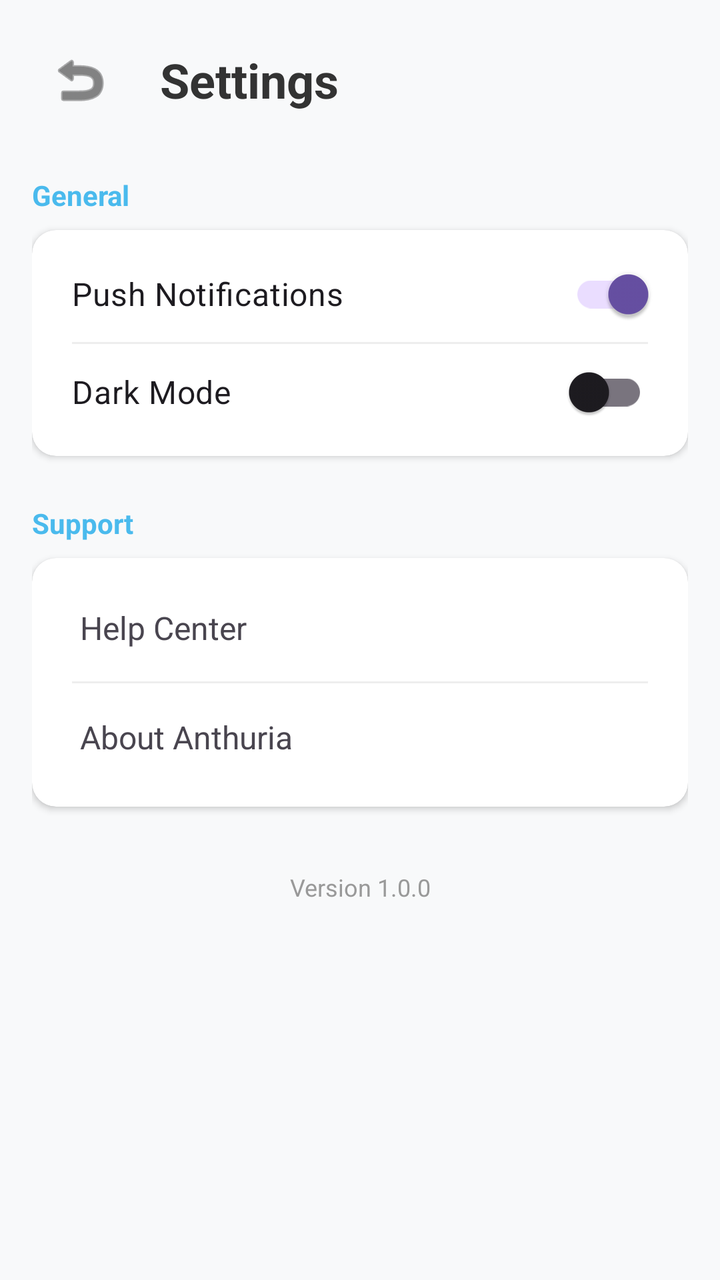
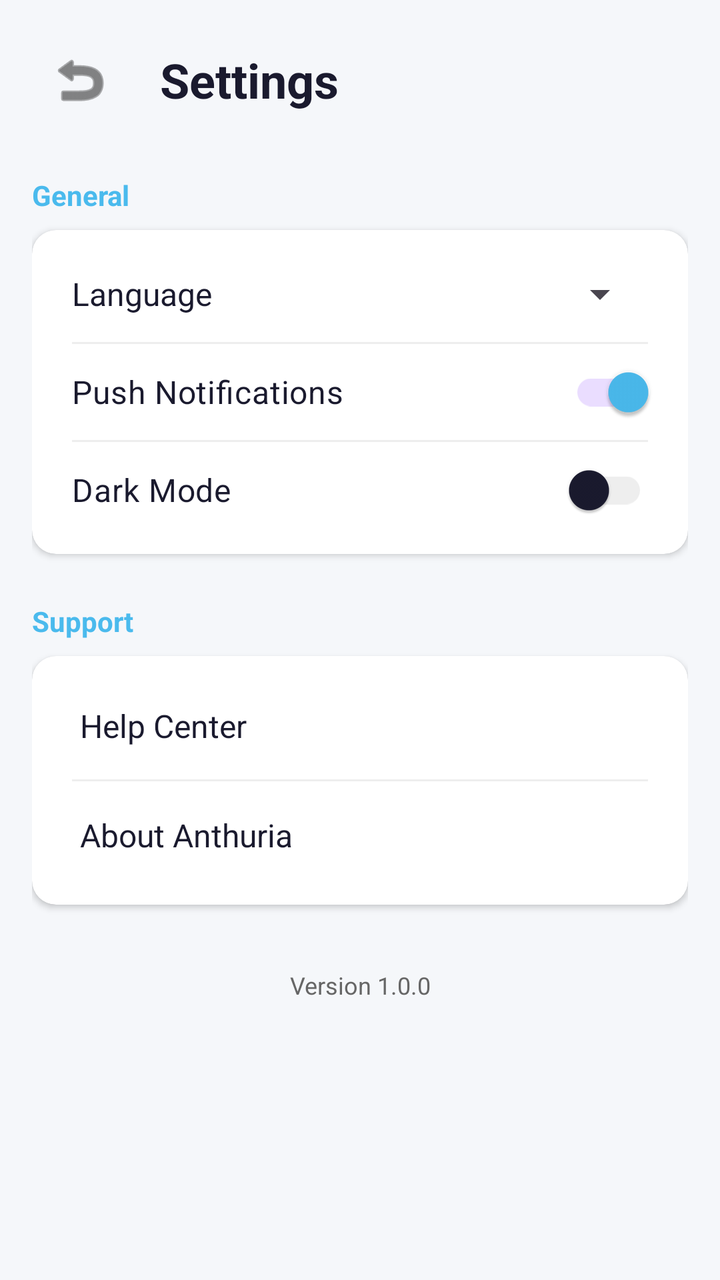

Compare the two renders of this Android layout. The source of the first and the diff that turns it into the second are given below.
<!-- AndroidManifest.xml: application theme Theme.Anthuria -->
<!-- res/layout/activity_setting.xml -->
<?xml version="1.0" encoding="utf-8"?>
<androidx.core.widget.NestedScrollView xmlns:android="http://schemas.android.com/apk/res/android"
    xmlns:app="http://schemas.android.com/apk/res-auto"
    android:layout_width="match_parent"
    android:layout_height="match_parent"
    android:background="#F8F9FA">

    <LinearLayout
        android:layout_width="match_parent"
        android:layout_height="wrap_content"
        android:orientation="vertical"
        android:padding="16dp">

        <LinearLayout
            android:layout_width="match_parent"
            android:layout_height="wrap_content"
            android:gravity="center_vertical"
            android:orientation="horizontal"
            android:layout_marginBottom="24dp">

            <ImageButton
                android:id="@+id/btn_back_settings"
                android:layout_width="48dp"
                android:layout_height="48dp"
                android:background="?attr/selectableItemBackgroundBorderless"
                android:src="@android:drawable/ic_menu_revert"
                app:tint="#333333" />

            <TextView
                android:layout_width="wrap_content"
                android:layout_height="wrap_content"
                android:text="Settings"
                android:textSize="24sp"
                android:textStyle="bold"
                android:textColor="#333333"
                android:layout_marginStart="16dp"/>
        </LinearLayout>

        <TextView
            android:layout_width="wrap_content"
            android:layout_height="wrap_content"
            android:text="General"
            android:textColor="#4ABAED"
            android:textStyle="bold"
            android:layout_marginBottom="8dp"/>

        <androidx.cardview.widget.CardView
            android:layout_width="match_parent"
            android:layout_height="wrap_content"
            app:cardCornerRadius="12dp"
            app:cardElevation="2dp"
            android:layout_marginBottom="24dp">

            <LinearLayout
                android:layout_width="match_parent"
                android:layout_height="wrap_content"
                android:orientation="vertical"
                android:padding="8dp">

                <com.google.android.material.switchmaterial.SwitchMaterial
                    android:id="@+id/switch_notifications"
                    android:layout_width="match_parent"
                    android:layout_height="wrap_content"
                    android:padding="12dp"
                    android:text="Push Notifications"
                    android:checked="true"
                    android:textSize="16sp"/>

                <View
                    android:layout_width="match_parent"
                    android:layout_height="1dp"
                    android:background="#EEEEEE"
                    android:layout_marginHorizontal="12dp"/>

                <com.google.android.material.switchmaterial.SwitchMaterial
                    android:id="@+id/switch_dark_mode"
                    android:layout_width="match_parent"
                    android:layout_height="wrap_content"
                    android:padding="12dp"
                    android:text="Dark Mode"
                    android:textSize="16sp"/>
            </LinearLayout>
        </androidx.cardview.widget.CardView>

        <TextView
            android:layout_width="wrap_content"
            android:layout_height="wrap_content"
            android:text="Support"
            android:textColor="#4ABAED"
            android:textStyle="bold"
            android:layout_marginBottom="8dp"/>

        <androidx.cardview.widget.CardView
            android:layout_width="match_parent"
            android:layout_height="wrap_content"
            app:cardCornerRadius="12dp"
            app:cardElevation="2dp">

            <LinearLayout
                android:layout_width="match_parent"
                android:layout_height="wrap_content"
                android:orientation="vertical"
                android:padding="8dp">

                <TextView
                    android:id="@+id/btn_help"
                    android:layout_width="match_parent"
                    android:layout_height="wrap_content"
                    android:padding="16dp"
                    android:text="Help Center"
                    android:textSize="16sp"
                    android:clickable="true"
                    android:focusable="true"
                    android:background="?attr/selectableItemBackground"/>

                <View
                    android:layout_width="match_parent"
                    android:layout_height="1dp"
                    android:background="#EEEEEE"
                    android:layout_marginHorizontal="12dp"/>

                <TextView
                    android:id="@+id/btn_about"
                    android:layout_width="match_parent"
                    android:layout_height="wrap_content"
                    android:padding="16dp"
                    android:text="About Anthuria"
                    android:textSize="16sp"
                    android:clickable="true"
                    android:focusable="true"
                    android:background="?attr/selectableItemBackground"/>
            </LinearLayout>
        </androidx.cardview.widget.CardView>

        <TextView
            android:layout_width="match_parent"
            android:layout_height="wrap_content"
            android:text="Version 1.0.0"
            android:textAlignment="center"
            android:layout_marginTop="32dp"
            android:textColor="#999999"
            android:textSize="12sp"/>

    </LinearLayout>
</androidx.core.widget.NestedScrollView>
<!-- resources referenced by this layout -->
<resources>
  <style name="Theme.Anthuria" parent="Base.Theme.Anthuria" />
  <style name="Base.Theme.Anthuria" parent="Theme.Material3.DayNight.NoActionBar">
          
          
      </style>
</resources>

<!-- the commit's change to res/layout/activity_setting.xml (unified diff, before → after) -->
@@ -3,7 +3,7 @@
     xmlns:app="http://schemas.android.com/apk/res-auto"
     android:layout_width="match_parent"
     android:layout_height="match_parent"
-    android:background="#F8F9FA">
+    android:background="@color/background_primary">
 
     <LinearLayout
         android:layout_width="match_parent"
@@ -11,6 +11,7 @@
         android:orientation="vertical"
         android:padding="16dp">
 
+        
         <LinearLayout
             android:layout_width="match_parent"
             android:layout_height="wrap_content"
@@ -24,23 +25,24 @@
                 android:layout_height="48dp"
                 android:background="?attr/selectableItemBackgroundBorderless"
                 android:src="@android:drawable/ic_menu_revert"
-                app:tint="#333333" />
+                app:tint="@color/icon_tint" />
 
             <TextView
                 android:layout_width="wrap_content"
                 android:layout_height="wrap_content"
-                android:text="Settings"
+                android:text="@string/settings"
                 android:textSize="24sp"
                 android:textStyle="bold"
-                android:textColor="#333333"
+                android:textColor="@color/text_primary"
                 android:layout_marginStart="16dp"/>
         </LinearLayout>
 
+        
         <TextView
             android:layout_width="wrap_content"
             android:layout_height="wrap_content"
-            android:text="General"
-            android:textColor="#4ABAED"
+            android:text="@string/settings_general"
+            android:textColor="@color/brand_blue"
             android:textStyle="bold"
             android:layout_marginBottom="8dp"/>
 
@@ -49,6 +51,7 @@
             android:layout_height="wrap_content"
             app:cardCornerRadius="12dp"
             app:cardElevation="2dp"
+            app:cardBackgroundColor="@color/background_card"
             android:layout_marginBottom="24dp">
 
             <LinearLayout
@@ -57,19 +60,49 @@
                 android:orientation="vertical"
                 android:padding="8dp">
 
+                
+                <LinearLayout
+                    android:layout_width="match_parent"
+                    android:layout_height="wrap_content"
+                    android:orientation="horizontal"
+                    android:gravity="center_vertical"
+                    android:padding="12dp">
+
+                    <TextView
+                        android:layout_width="0dp"
+                        android:layout_height="wrap_content"
+                        android:layout_weight="1"
+                        android:text="@string/settings_language"
+                        android:textColor="@color/text_primary"
+                        android:textSize="16sp"/>
+
+                    <Spinner
+                        android:id="@+id/spinner_language"
+                        android:layout_width="wrap_content"
+                        android:layout_height="wrap_content"
+                        android:minWidth="120dp"/>
+                </LinearLayout>
+
+                <View
+                    android:layout_width="match_parent"
+                    android:layout_height="1dp"
+                    android:background="@color/divider"
+                    android:layout_marginHorizontal="12dp"/>
+
                 <com.google.android.material.switchmaterial.SwitchMaterial
                     android:id="@+id/switch_notifications"
                     android:layout_width="match_parent"
                     android:layout_height="wrap_content"
                     android:padding="12dp"
-                    android:text="Push Notifications"
+                    android:text="@string/settings_notifications"
+                    android:textColor="@color/text_primary"
                     android:checked="true"
                     android:textSize="16sp"/>
 
                 <View
                     android:layout_width="match_parent"
                     android:layout_height="1dp"
-                    android:background="#EEEEEE"
+                    android:background="@color/divider"
                     android:layout_marginHorizontal="12dp"/>
 
                 <com.google.android.material.switchmaterial.SwitchMaterial
@@ -77,16 +110,18 @@
                     android:layout_width="match_parent"
                     android:layout_height="wrap_content"
                     android:padding="12dp"
-                    android:text="Dark Mode"
+                    android:text="@string/settings_dark_mode"
+                    android:textColor="@color/text_primary"
                     android:textSize="16sp"/>
             </LinearLayout>
         </androidx.cardview.widget.CardView>
 
+        
         <TextView
             android:layout_width="wrap_content"
             android:layout_height="wrap_content"
-            android:text="Support"
-            android:textColor="#4ABAED"
+            android:text="@string/settings_support"
+            android:textColor="@color/brand_blue"
             android:textStyle="bold"
             android:layout_marginBottom="8dp"/>
 
@@ -94,7 +129,8 @@
             android:layout_width="match_parent"
             android:layout_height="wrap_content"
             app:cardCornerRadius="12dp"
-            app:cardElevation="2dp">
+            app:cardElevation="2dp"
+            app:cardBackgroundColor="@color/background_card">
 
             <LinearLayout
                 android:layout_width="match_parent"
@@ -107,7 +143,8 @@
                     android:layout_width="match_parent"
                     android:layout_height="wrap_content"
                     android:padding="16dp"
-                    android:text="Help Center"
+                    android:text="@string/settings_help"
+                    android:textColor="@color/text_primary"
                     android:textSize="16sp"
                     android:clickable="true"
                     android:focusable="true"
@@ -116,7 +153,7 @@
                 <View
                     android:layout_width="match_parent"
                     android:layout_height="1dp"
-                    android:background="#EEEEEE"
+                    android:background="@color/divider"
                     android:layout_marginHorizontal="12dp"/>
 
                 <TextView
@@ -124,7 +161,8 @@
                     android:layout_width="match_parent"
                     android:layout_height="wrap_content"
                     android:padding="16dp"
-                    android:text="About Anthuria"
+                    android:text="@string/settings_about"
+                    android:textColor="@color/text_primary"
                     android:textSize="16sp"
                     android:clickable="true"
                     android:focusable="true"
@@ -135,10 +173,10 @@
         <TextView
             android:layout_width="match_parent"
             android:layout_height="wrap_content"
-            android:text="Version 1.0.0"
+            android:text="@string/settings_version"
             android:textAlignment="center"
             android:layout_marginTop="32dp"
-            android:textColor="#999999"
+            android:textColor="@color/text_secondary"
             android:textSize="12sp"/>
 
     </LinearLayout>
<!-- resource entries referenced after the edit -->
@@ -1,9 +1,30 @@
 <!-- resources referenced by this layout -->
 <resources>
+  <color name="background_card">#FFFFFF</color>
+  <color name="background_primary">#F5F7FA</color>
+  <color name="brand_blue">#4ABAED</color>
+  <color name="divider">#EEEEEE</color>
+  <color name="icon_tint">#333333</color>
+  <color name="text_primary">#1A1A2E</color>
+  <color name="text_secondary">#666666</color>
+  <string name="settings">Settings</string>
+  <string name="settings_about">About Anthuria</string>
+  <string name="settings_dark_mode">Dark Mode</string>
+  <string name="settings_general">General</string>
+  <string name="settings_help">Help Center</string>
+  <string name="settings_language">Language</string>
+  <string name="settings_notifications">Push Notifications</string>
+  <string name="settings_support">Support</string>
+  <string name="settings_version">Version 1.0.0</string>
   <style name="Theme.Anthuria" parent="Base.Theme.Anthuria" />
   <style name="Base.Theme.Anthuria" parent="Theme.Material3.DayNight.NoActionBar">
-          
-          
+          <item name="colorPrimary">@color/brand_blue</item>
+          <item name="colorOnPrimary">@color/white</item>
+          <item name="colorSurface">@color/background_card</item>
+          <item name="colorOnSurface">@color/text_primary</item>
+          <item name="android:colorBackground">@color/background_primary</item>
+          <item name="colorOutline">@color/divider</item>
       </style>
+  <color name="white">#FFFFFFFF</color>
 </resources>
 
